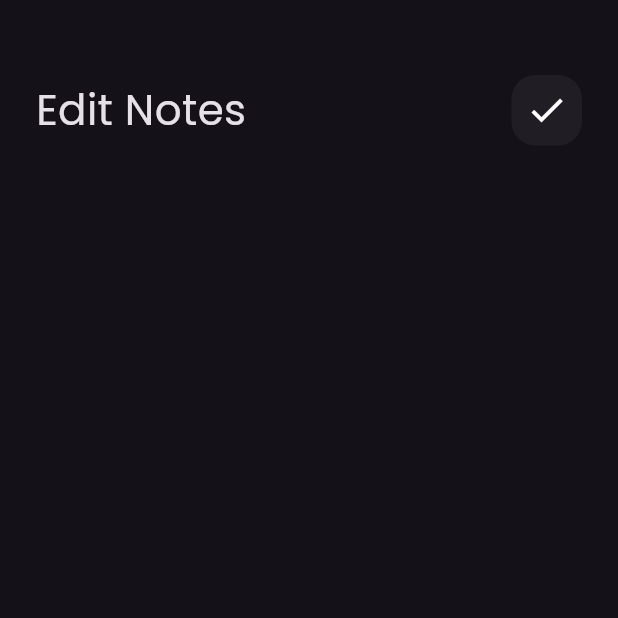
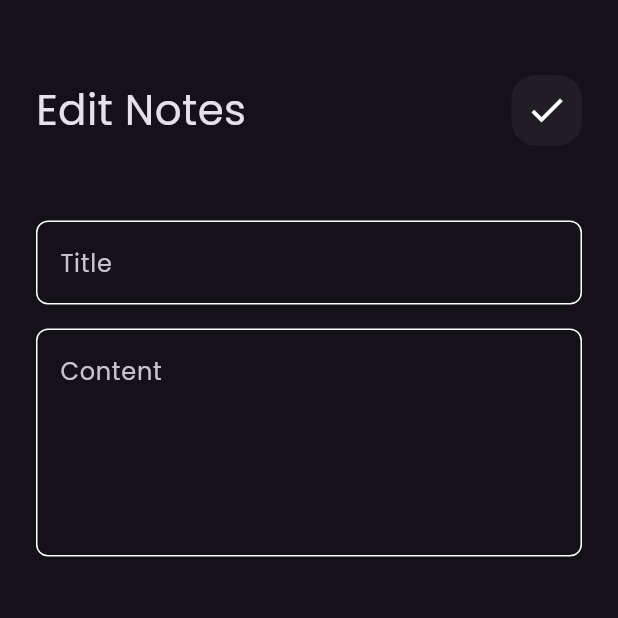
Before and after one commit to Mohamed-Husien/notes_app, a Flutter app: the EditNoteView screen opened directly, on a phone screen of 412 x 824 dp, the top half of it. Run offline on Flutter 3.47's test engine with Material 3 defaults, Android fonts, the phone set to English and light mode, and no system bars.

Commit message:
edit note view UI done

```diff
--- a/lib/views/widget/edit_note_body.dart
+++ b/lib/views/widget/edit_note_body.dart
@@ -1,5 +1,6 @@
 import 'package:flutter/material.dart';
 import 'package:note_app/views/widget/custom_app_bar.dart';
+import 'package:note_app/views/widget/custom_text_field.dart';
 
 class EditNoteViewBody extends StatelessWidget {
   const EditNoteViewBody({super.key});
@@ -17,6 +18,19 @@ class EditNoteViewBody extends StatelessWidget {
             title: 'Edit Notes',
             icon: Icons.check,
           ),
+          SizedBox(
+            height: 50,
+          ),
+          CustomTextField(
+            hint: 'Title',
+          ),
+          SizedBox(
+            height: 16,
+          ),
+          CustomTextField(
+            hint: 'Content',
+            maxLines: 5,
+          ),
         ],
       ),
     );
```
